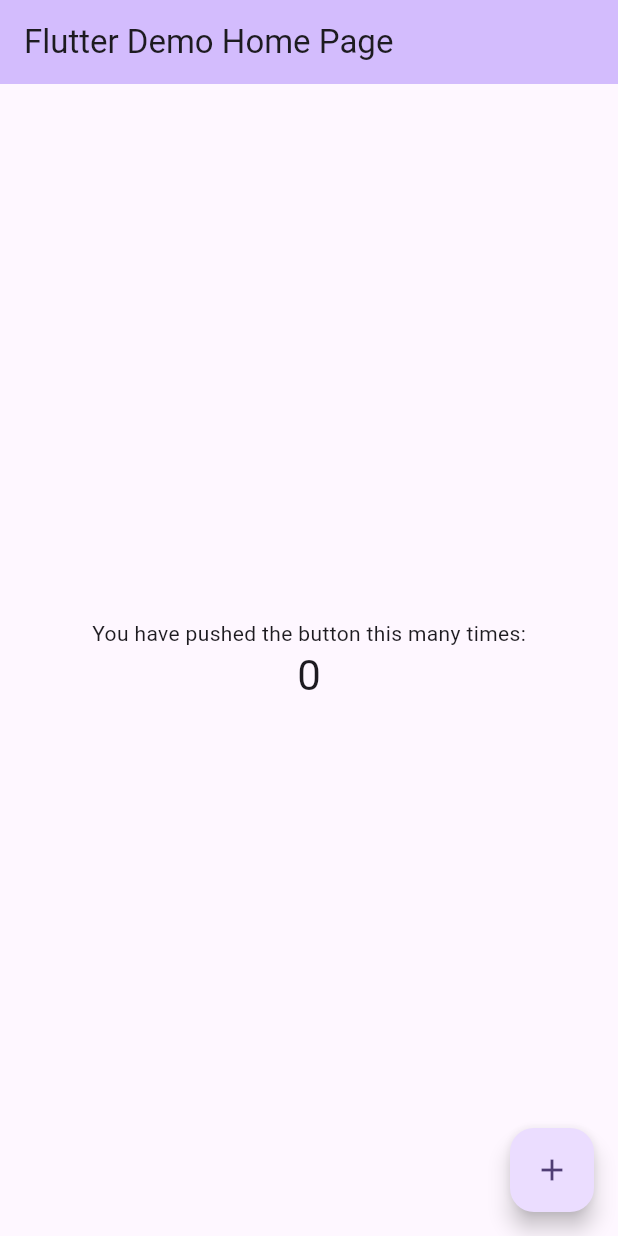
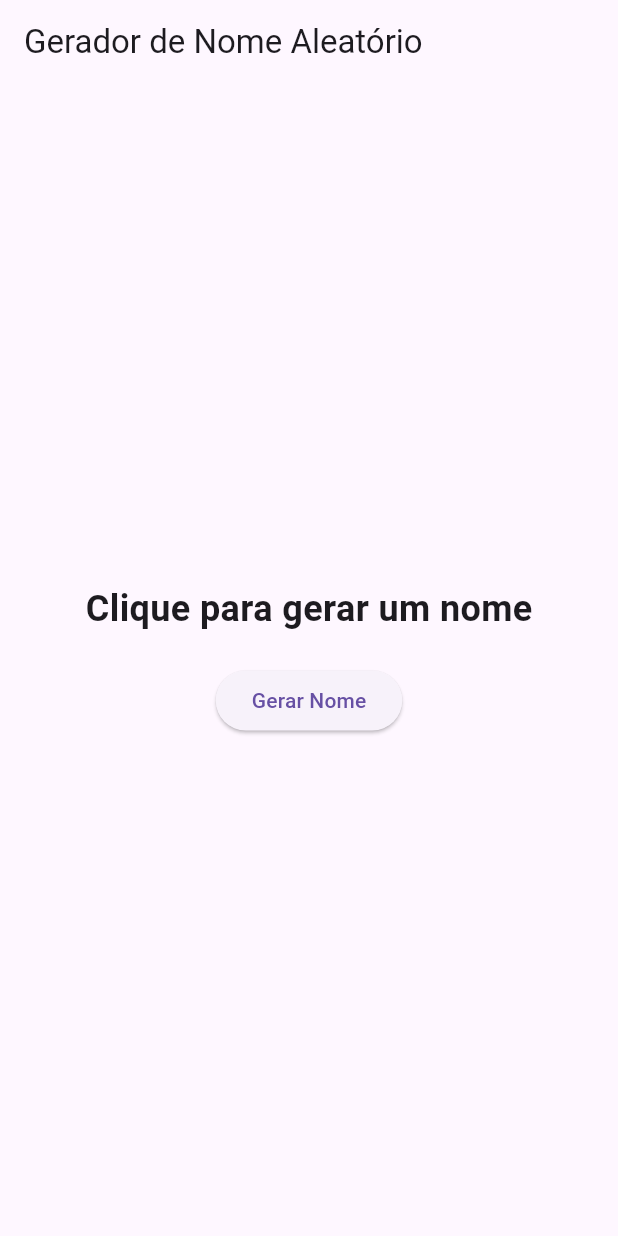
Before and after one commit to victorportelada/flutternamesort, a Flutter app: the screen it shows after launch, on a phone screen of 412 x 824 dp. Run offline on Flutter 3.47's test engine with Material 3 defaults, Android fonts, the light colour scheme and no system bars; our stand-ins replace faker.

Commit message:
feat: finished project

```diff
--- a/lib/main.dart
+++ b/lib/main.dart
@@ -1,4 +1,5 @@
 import 'package:flutter/material.dart';
+import 'package:faker/faker.dart';
 
 void main() {
   runApp(const MyApp());
@@ -7,116 +8,54 @@ void main() {
 class MyApp extends StatelessWidget {
   const MyApp({super.key});
 
-  // This widget is the root of your application.
   @override
   Widget build(BuildContext context) {
-    return MaterialApp(
-      title: 'Flutter Demo',
-      theme: ThemeData(
-        // This is the theme of your application.
-        //
-        // TRY THIS: Try running your application with "flutter run". You'll see
-        // the application has a purple toolbar. Then, without quitting the app,
-        // try changing the seedColor in the colorScheme below to Colors.green
-        // and then invoke "hot reload" (save your changes or press the "hot
-        // reload" button in a Flutter-supported IDE, or press "r" if you used
-        // the command line to start the app).
-        //
-        // Notice that the counter didn't reset back to zero; the application
-        // state is not lost during the reload. To reset the state, use hot
-        // restart instead.
-        //
-        // This works for code too, not just values: Most code changes can be
-        // tested with just a hot reload.
-        colorScheme: ColorScheme.fromSeed(seedColor: Colors.deepPurple),
-      ),
-      home: const MyHomePage(title: 'Flutter Demo Home Page'),
+    return const MaterialApp(
+      home: NameGeneratorPage(),
+      debugShowCheckedModeBanner: false,
     );
   }
 }
 
-class MyHomePage extends StatefulWidget {
-  const MyHomePage({super.key, required this.title});
-
-  // This widget is the home page of your application. It is stateful, meaning
-  // that it has a State object (defined below) that contains fields that affect
-  // how it looks.
-
-  // This class is the configuration for the state. It holds the values (in this
-  // case the title) provided by the parent (in this case the App widget) and
-  // used by the build method of the State. Fields in a Widget subclass are
-  // always marked "final".
-
-  final String title;
+class NameGeneratorPage extends StatefulWidget {
+  const NameGeneratorPage({super.key});
 
   @override
-  State<MyHomePage> createState() => _MyHomePageState();
+  State<NameGeneratorPage> createState() => _NameGeneratorPageState();
 }
 
-class _MyHomePageState extends State<MyHomePage> {
-  int _counter = 0;
+class _NameGeneratorPageState extends State<NameGeneratorPage> {
+  String _name = '';
 
-  void _incrementCounter() {
+  void _generateName() {
+    final faker = Faker();
     setState(() {
-      // This call to setState tells the Flutter framework that something has
-      // changed in this State, which causes it to rerun the build method below
-      // so that the display can reflect the updated values. If we changed
-      // _counter without calling setState(), then the build method would not be
-      // called again, and so nothing would appear to happen.
-      _counter++;
+      _name = '${faker.person.firstName()} ${faker.person.lastName()}';
     });
   }
 
   @override
   Widget build(BuildContext context) {
-    // This method is rerun every time setState is called, for instance as done
-    // by the _incrementCounter method above.
-    //
-    // The Flutter framework has been optimized to make rerunning build methods
-    // fast, so that you can just rebuild anything that needs updating rather
-    // than having to individually change instances of widgets.
     return Scaffold(
       appBar: AppBar(
-        // TRY THIS: Try changing the color here to a specific color (to
-        // Colors.amber, perhaps?) and trigger a hot reload to see the AppBar
-        // change color while the other colors stay the same.
-        backgroundColor: Theme.of(context).colorScheme.inversePrimary,
-        // Here we take the value from the MyHomePage object that was created by
-        // the App.build method, and use it to set our appbar title.
-        title: Text(widget.title),
+        title: const Text('Gerador de Nome Aleatório'),
       ),
       body: Center(
-        // Center is a layout widget. It takes a single child and positions it
-        // in the middle of the parent.
         child: Column(
-          // Column is also a layout widget. It takes a list of children and
-          // arranges them vertically. By default, it sizes itself to fit its
-          // children horizontally, and tries to be as tall as its parent.
-          //
-          // Column has various properties to control how it sizes itself and
-          // how it positions its children. Here we use mainAxisAlignment to
-          // center the children vertically; the main axis here is the vertical
-          // axis because Columns are vertical (the cross axis would be
-          // horizontal).
-          //
-          // TRY THIS: Invoke "debug painting" (choose the "Toggle Debug Paint"
-          // action in the IDE, or press "p" in the console), to see the
-          // wireframe for each widget.
           mainAxisAlignment: MainAxisAlignment.center,
-          children: <Widget>[
-            const Text('You have pushed the button this many times:'),
+          children: [
             Text(
-              '$_counter',
-              style: Theme.of(context).textTheme.headlineMedium,
+              _name.isEmpty ? 'Clique para gerar um nome' : _name,
+              style: const TextStyle(fontSize: 24, fontWeight: FontWeight.bold),
+            ),
+            const SizedBox(height: 20),
+            ElevatedButton(
+              onPressed: _generateName,
+              child: const Text('Gerar Nome'),
             ),
           ],
         ),
       ),
-      floatingActionButton: FloatingActionButton(
-        onPressed: _incrementCounter,
-        tooltip: 'Increment',
-        child: const Icon(Icons.add),
-      ), // This trailing comma makes auto-formatting nicer for build methods.
     );
   }
 }
--- a/pubspec.yaml
+++ b/pubspec.yaml
@@ -34,6 +34,7 @@ dependencies:
   # The following adds the Cupertino Icons font to your application.
   # Use with the CupertinoIcons class for iOS style icons.
   cupertino_icons: ^1.0.8
+  faker: ^2.1.0
 
 dev_dependencies:
   flutter_test:
```
Also changed, not shown: pubspec.lock.
